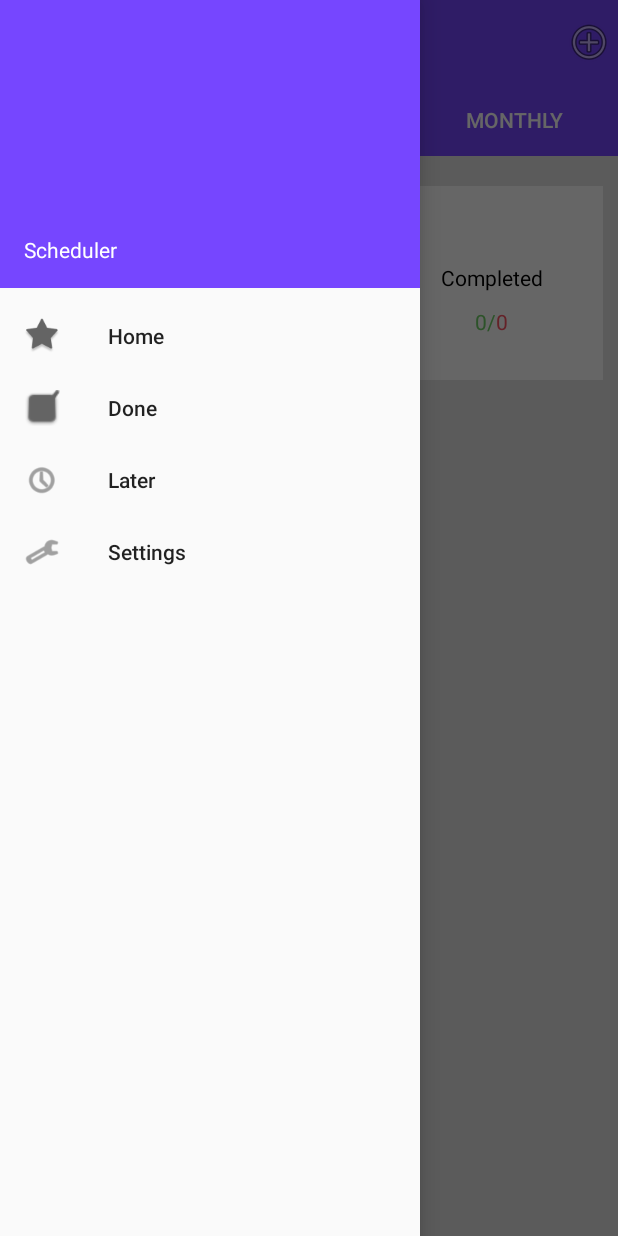
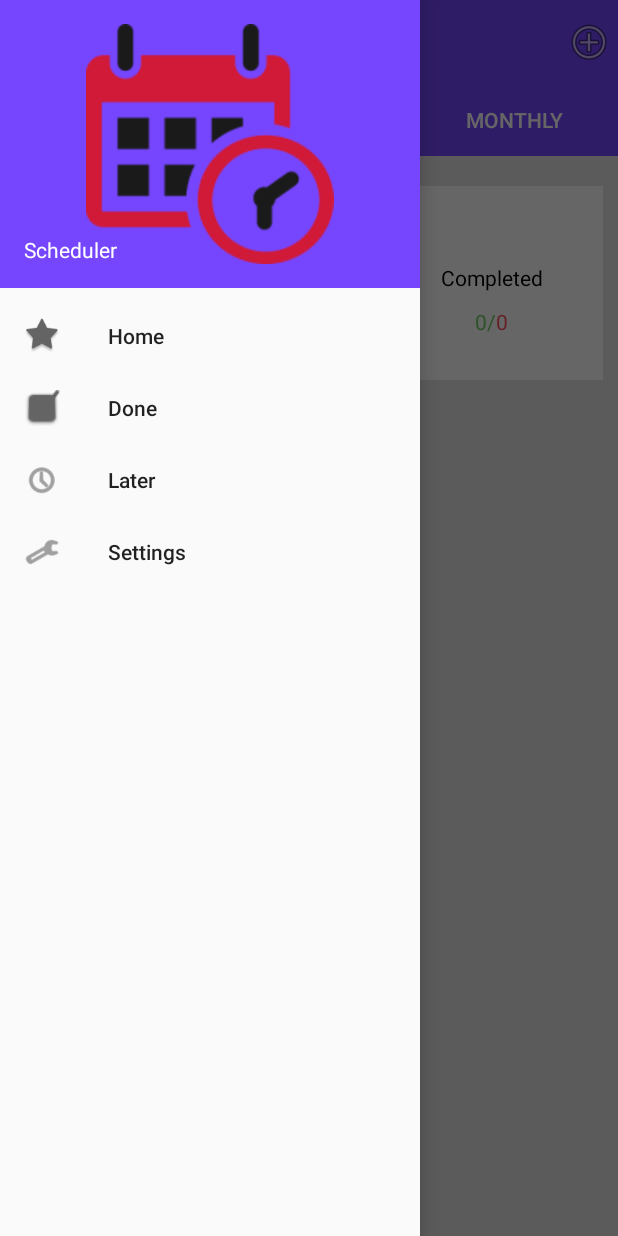
Before and after one commit to true-devels/schedule, an Android app: the DailyFragment screen opened directly, with no data from a screen before it, with the side drawer open, on a phone screen of 412 x 824 dp. Run offline under Robolectric (Android 15) with nearby library versions, the phone set to English and light mode, and no system bars; our stand-ins replace Room's generated code, RxJava, Timber; 2 statements that could not run were skipped.

Commit message:
CalendarView events, menu header, some localization

```diff
--- a/app/src/main/java/com/company/schedule/presentation/main/MainPresenter.java
+++ b/app/src/main/java/com/company/schedule/presentation/main/MainPresenter.java
@@ -7,6 +7,7 @@ import com.company.schedule.model.data.base.Note;
 import com.company.schedule.model.interactor.MainInteractor;
 import com.company.schedule.model.repository.SharedPrefsRepository;
 import com.company.schedule.ui.main.fragments.DailyFragment;
+import com.company.schedule.ui.main.fragments.MonthlyFragment;
 
 import java.util.Calendar;
 import java.util.Date;
@@ -118,14 +119,15 @@ public class MainPresenter {
 
     public void checkDoneNote() {
         // we load all notes and check their done
-        interactor.getAllNotes()
-                .subscribe(
-                        (notes) -> ((DailyFragment)view).checkDone(notes),
-                        (Throwable e) -> handleThrowable(e)
-                );  // load data from DB
+
+            interactor.getAllNotes()
+                    .subscribe(
+                            (notes) -> ((DailyFragment)view).checkDone(notes),
+                            (Throwable e) -> handleThrowable(e)
+                    );  // load data from DB
+
     }
 
-    @SuppressLint("CheckResult")
     private void loadAllDailyNotes() {
         // we load data from DB in Model, and then set all notes in MainView
         interactor.getAllDailyNotes()
@@ -141,8 +143,7 @@ public class MainPresenter {
         interactor.getAllWeeklyNotes()
                 .subscribe(
                         (List<Note> notes) -> view.setAllNotes(notes),
-                        (Throwable e) -> handleThrowable(e),
-                        () -> checkDoneNote()
+                        (Throwable e) -> handleThrowable(e)
                 );  // load data from DB
     }
 
@@ -151,8 +152,7 @@ public class MainPresenter {
         interactor.getAllMonthlyNotes()
                 .subscribe(
                         (notes) ->  view.setAllNotes(notes),
-                        (Throwable e) -> handleThrowable(e),
-                        () -> checkDoneNote()
+                        (Throwable e) -> handleThrowable(e)
                 );  // load data from DB
     }
 
--- a/app/src/main/java/com/company/schedule/ui/later/LaterActivity.java
+++ b/app/src/main/java/com/company/schedule/ui/later/LaterActivity.java
@@ -203,7 +203,7 @@ public class LaterActivity extends AppCompatActivity implements LaterView, Recyc
         }
 
 
-        Snackbar snackbar = Snackbar.make(mainlayout,"Done " + ((NodeAdapter.MyViewHolder) viewHolder).mTextView.getText(),Snackbar.LENGTH_LONG);
+        Snackbar snackbar = Snackbar.make(mainlayout,"Done " + ((NodeAdapter.MyViewHolder) viewHolder).getText(),Snackbar.LENGTH_LONG);
         snackbar.show();
         snackbar.setAction("UNDO", v -> {
             switch (((NodeAdapter.MyViewHolder)viewHolder).freq){
--- a/app/src/main/java/com/company/schedule/ui/main/fragments/DailyFragment.java
+++ b/app/src/main/java/com/company/schedule/ui/main/fragments/DailyFragment.java
@@ -156,7 +156,7 @@ public class DailyFragment extends Fragment implements MainView, RecyclerViewIte
         int deleteIndex = viewHolder.getAdapterPosition ();
         Note item = adapter.removeItem(deleteIndex);
         if(direction == ItemTouchHelper.LEFT){
-            Snackbar snackbar = Snackbar.make(mainLayout,getString(R.string.postponed_action) + ((NodeAdapter.MyViewHolder) viewHolder).mTextView.getText(),Snackbar.LENGTH_LONG);
+            Snackbar snackbar = Snackbar.make(mainLayout,getString(R.string.postponed_action) + ((NodeAdapter.MyViewHolder) viewHolder).getText(),Snackbar.LENGTH_LONG);
             snackbar.show();
             snackbar.setAction(getString(R.string.undo_action), v -> {
                 adapter.restoreItem(item,deleteIndex);
@@ -166,7 +166,7 @@ public class DailyFragment extends Fragment implements MainView, RecyclerViewIte
             presenter.swipedToLater(item,0);
             Log.d("id_check ",Integer.toString(id));
         } else {
-            Snackbar snackbar = Snackbar.make(mainLayout,getString(R.string.done_action)  + ((NodeAdapter.MyViewHolder) viewHolder).mTextView.getText(),Snackbar.LENGTH_LONG);
+            Snackbar snackbar = Snackbar.make(mainLayout,getString(R.string.done_action)  + ((NodeAdapter.MyViewHolder) viewHolder).getText(),Snackbar.LENGTH_LONG);
             snackbar.show();
             snackbar.setAction(getString(R.string.undo_action), v -> {
                 adapter.restoreItem(item,deleteIndex);
--- a/app/src/main/java/com/company/schedule/ui/main/fragments/WeeklyFragment.java
+++ b/app/src/main/java/com/company/schedule/ui/main/fragments/WeeklyFragment.java
@@ -190,7 +190,7 @@ public class WeeklyFragment extends Fragment implements MainView, RecyclerViewIt
         int deleteIndex = viewHolder.getAdapterPosition ();
         Note item = mAdapter.removeItem(deleteIndex);
         if(direction == ItemTouchHelper.LEFT){
-            Snackbar snackbar = Snackbar.make(mainLayout,getString(R.string.postponed_action)  + ((NodeAdapter.MyViewHolder) viewHolder).mTextView.getText(),Snackbar.LENGTH_LONG);
+            Snackbar snackbar = Snackbar.make(mainLayout,getString(R.string.postponed_action)  + ((NodeAdapter.MyViewHolder) viewHolder).getText(),Snackbar.LENGTH_LONG);
             snackbar.show();
             snackbar.setAction(getString(R.string.undo_action), new View.OnClickListener(){
                 @Override
@@ -203,7 +203,7 @@ public class WeeklyFragment extends Fragment implements MainView, RecyclerViewIt
             presenter.swipedToLater(item,1);
             Log.d("id_check ",Integer.toString(id));
         }else{
-            Snackbar snackbar = Snackbar.make(mainLayout, getString(R.string.done_action) + ((NodeAdapter.MyViewHolder) viewHolder).mTextView.getText(),Snackbar.LENGTH_LONG);
+            Snackbar snackbar = Snackbar.make(mainLayout, getString(R.string.done_action) + ((NodeAdapter.MyViewHolder) viewHolder).getText(),Snackbar.LENGTH_LONG);
             snackbar.show();
             snackbar.setAction(getString(R.string.undo_action), v -> {
                 mAdapter.restoreItem(item,deleteIndex);
--- a/app/src/main/res/layout/nav_header.xml
+++ b/app/src/main/res/layout/nav_header.xml
@@ -1,18 +1,23 @@
 <?xml version="1.0" encoding="utf-8"?>
-<LinearLayout xmlns:android="http://schemas.android.com/apk/res/android"
+<RelativeLayout xmlns:android="http://schemas.android.com/apk/res/android"
     android:layout_width="match_parent"
     android:layout_height="192dp"
     android:background="?attr/colorPrimary"
     android:padding="16dp"
     android:theme="@style/ThemeOverlay.AppCompat.Dark"
     android:orientation="vertical"
-    android:gravity="bottom">
-
+    android:gravity="bottom"
+    >
+    <ImageView
+        android:layout_width="match_parent"
+        android:layout_height="match_parent"
+        android:src="?attr/headerMenu"/>
     <TextView
+        android:layout_alignParentBottom="true"
         android:layout_width="match_parent"
         android:layout_height="wrap_content"
         android:text="Scheduler"
         android:textColor="?attr/colorWhite"
         android:textAppearance="@style/TextAppearance.AppCompat.Body1"/>
 
-</LinearLayout>
+</RelativeLayout>
--- a/app/src/main/res/layout/one_node.xml
+++ b/app/src/main/res/layout/one_node.xml
@@ -94,7 +94,7 @@
                 android:textSize="18sp" />
 
             <TextView
-                android:id="@+id/textViewDate"
+                android:id="@+id/textViewDateOneNode"
                 android:layout_width="wrap_content"
                 android:layout_height="wrap_content"
                 android:layout_gravity="center_horizontal"
--- a/app/src/main/res/values/attrs.xml
+++ b/app/src/main/res/values/attrs.xml
@@ -9,5 +9,6 @@
         <attr name="blackText" format="color"/>
         <attr name="colorGradient" format="color"/>
         <attr name="colorTextChanging" format="color"/>
+        <attr name="headerMenu" format="reference"/>
     </declare-styleable>
 </resources>
--- a/app/src/main/res/values/strings.xml
+++ b/app/src/main/res/values/strings.xml
@@ -90,8 +90,8 @@
     <string name="sundayShort">SUN</string>
 
     <string name="undo_action">UNDO </string>
-    <string name="done_action">Done: </string>
-    <string name="postponed_action">Postponed: </string>
+    <string name="done_action">Done</string>
+    <string name="postponed_action">Postponed</string>
 
     <!-- ONE NODE-->
     <string name="doneSwipe">Done</string>
--- a/app/src/main/res/values/styles.xml
+++ b/app/src/main/res/values/styles.xml
@@ -13,7 +13,7 @@
         <item name="blackText">#000</item>
         <item name="colorGradient">#D81B60</item>
         <item name="colorTextChanging">#000</item>
-
+        <item name="headerMenu">@drawable/scheduler_header</item>
         <item name="android:windowAnimationStyle">@style/WindowAnimationTransition</item>
         <item name="coordinatorLayoutStyle">@style/Widget.Support.CoordinatorLayout</item>
     </style>
@@ -28,7 +28,7 @@
         <item name="blackText">#000</item>
         <item name="colorGradient">#D81B60</item>
         <item name="colorTextChanging">#fff</item>
-
+        <item name="headerMenu">@drawable/scheduler_black</item>
         <item name="android:windowAnimationStyle">@style/WindowAnimationTransition</item>
 
         <item name="coordinatorLayoutStyle">@style/Widget.Support.CoordinatorLayout</item>
@@ -45,7 +45,7 @@
         <item name="blackText">#181D27</item>
         <item name="colorGradient">#D81B60</item>
         <item name="colorTextChanging">#FFF</item>
-e
+        <item name="headerMenu">@drawable/scheduler_header</item>
         <item name="android:windowAnimationStyle">@style/WindowAnimationTransition</item>
         <item name="coordinatorLayoutStyle">@style/Widget.Support.CoordinatorLayout</item>
     </style>
```
Also changed, not shown: app/src/main/java/com/company/schedule/ui/main/adapters/NodeAdapter.java (+8 -5 lines), app/src/main/java/com/company/schedule/ui/main/fragments/MonthlyFragment.java (+29 -10 lines), app/src/main/res/drawable/scheduler_black.png (added), app/src/main/res/drawable/scheduler_header.png (added), 3 other files.
